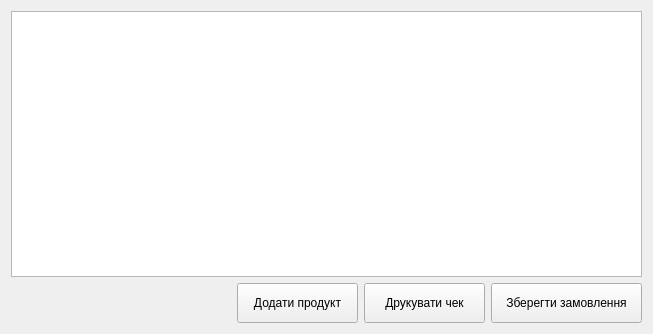
The window that src/app/mainapp/saleorderform.ui (Bodiok007/Accounting) describes before a commit, drawn with Qt 5.
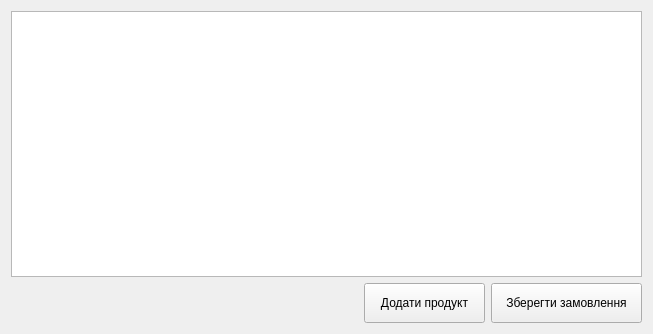
The same window after the commit. Custom widgets are drawn as their Qt base class.

Commit message: Add ask user to print check when save order

Diff of the .ui file:
```diff
--- a/src/app/mainapp/saleorderform.ui
+++ b/src/app/mainapp/saleorderform.ui
@@ -45,19 +45,6 @@
        </property>
       </widget>
      </item>
-     <item>
-      <widget class="QPushButton" name="pushButtonPrintCheck">
-       <property name="minimumSize">
-        <size>
-         <width>121</width>
-         <height>40</height>
-        </size>
-       </property>
-       <property name="text">
-        <string>Друкувати чек</string>
-       </property>
-      </widget>
-     </item>
      <item>
       <widget class="QPushButton" name="pushButtonSaveSaleOrder">
        <property name="minimumSize">
```
The commit also changes 7 other files.
